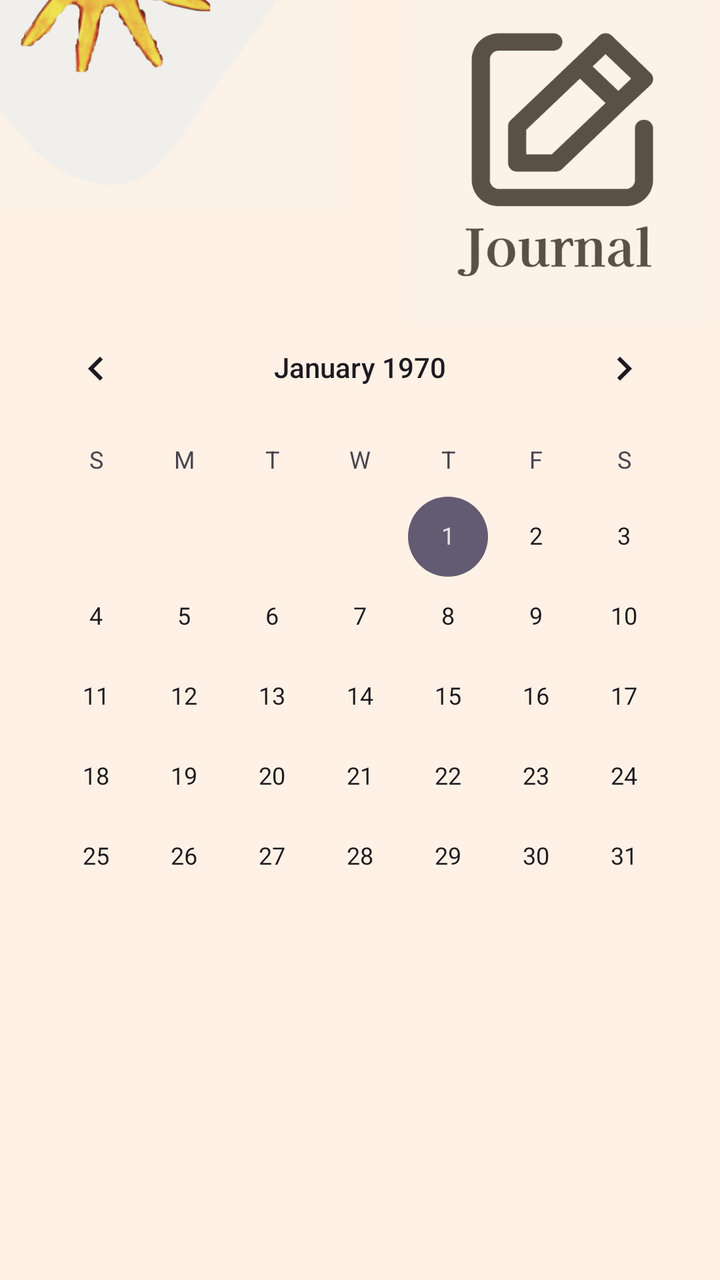
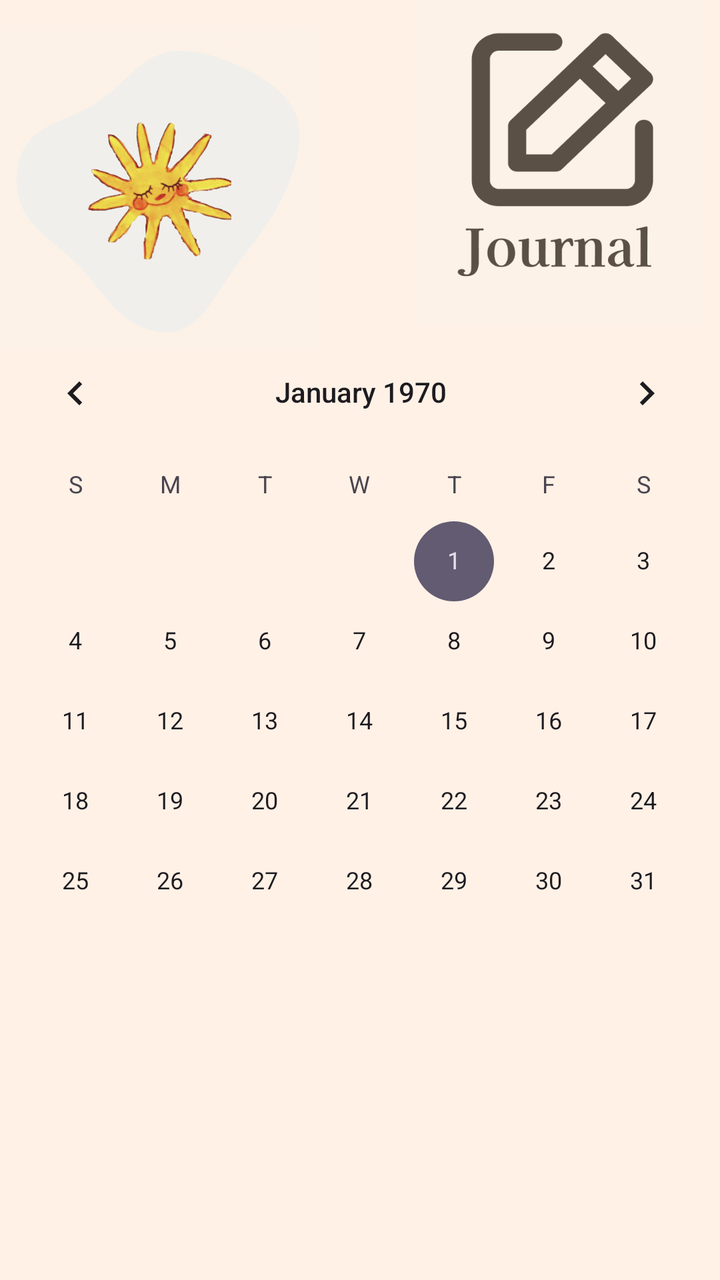

Compare the two renders of this Android layout. The source of the first and the diff that turns it into the second are given below.
<!-- AndroidManifest.xml: application theme Theme.Emotify -->
<!-- res/layout/activity_journal_calendar.xml -->
<?xml version="1.0" encoding="utf-8"?>
<androidx.constraintlayout.widget.ConstraintLayout xmlns:android="http://schemas.android.com/apk/res/android"
    xmlns:app="http://schemas.android.com/apk/res-auto"
    xmlns:tools="http://schemas.android.com/tools"
    android:id="@+id/main"
    android:layout_width="match_parent"
    android:layout_height="match_parent"
    android:background="#FFF1E6"
    tools:context=".View.journalCalendar">

    <ImageView
        android:id="@+id/imageView4"
        android:layout_width="246dp"
        android:layout_height="259dp"
        android:layout_marginEnd="256dp"
        android:layout_marginBottom="552dp"
        app:layout_constraintBottom_toBottomOf="parent"
        app:layout_constraintEnd_toEndOf="parent"
        app:layout_constraintHorizontal_bias="0.516"
        app:layout_constraintStart_toStartOf="parent"
        app:layout_constraintTop_toTopOf="parent"
        app:layout_constraintVertical_bias="0.875"
        app:srcCompat="@drawable/emotifylogo" />

    <CalendarView
        android:id="@+id/calendarView"
        android:layout_width="wrap_content"
        android:layout_height="wrap_content"
        app:layout_constraintBottom_toBottomOf="parent"
        app:layout_constraintEnd_toEndOf="parent"
        app:layout_constraintHorizontal_bias="0.491"
        app:layout_constraintStart_toStartOf="parent"
        app:layout_constraintTop_toTopOf="parent"
        app:layout_constraintVertical_bias="0.498" />

    <ImageView
        android:id="@+id/imageView5"
        android:layout_width="160dp"
        android:layout_height="163dp"
        app:layout_constraintBottom_toBottomOf="parent"
        app:layout_constraintEnd_toEndOf="parent"
        app:layout_constraintHorizontal_bias="1.0"
        app:layout_constraintStart_toStartOf="parent"
        app:layout_constraintTop_toTopOf="parent"
        app:layout_constraintVertical_bias="0.0"
        app:srcCompat="@drawable/journal" />
</androidx.constraintlayout.widget.ConstraintLayout>
<!-- resources referenced by this layout -->
<resources>
  <!-- drawable emotifylogo: png bitmap (drawable, 228464 bytes) -->
  <!-- drawable journal: png bitmap (drawable, 27413 bytes) -->
  <style name="Theme.Emotify" parent="Base.Theme.Emotify" />
  <style name="Base.Theme.Emotify" parent="Theme.Material3.DayNight.NoActionBar">
          
          
      </style>
</resources>

<!-- the commit's change to res/layout/activity_journal_calendar.xml (unified diff, before → after) -->
@@ -10,28 +10,27 @@
 
     <ImageView
         android:id="@+id/imageView4"
-        android:layout_width="246dp"
-        android:layout_height="259dp"
+        android:layout_width="160dp"
+        android:layout_height="187dp"
         android:layout_marginEnd="256dp"
         android:layout_marginBottom="552dp"
         app:layout_constraintBottom_toBottomOf="parent"
         app:layout_constraintEnd_toEndOf="parent"
-        app:layout_constraintHorizontal_bias="0.516"
+        app:layout_constraintHorizontal_bias="0.0"
         app:layout_constraintStart_toStartOf="parent"
         app:layout_constraintTop_toTopOf="parent"
-        app:layout_constraintVertical_bias="0.875"
+        app:layout_constraintVertical_bias="0.0"
         app:srcCompat="@drawable/emotifylogo" />
 
     <CalendarView
         android:id="@+id/calendarView"
-        android:layout_width="wrap_content"
-        android:layout_height="wrap_content"
+        android:layout_width="373dp"
+        android:layout_height="377dp"
         app:layout_constraintBottom_toBottomOf="parent"
         app:layout_constraintEnd_toEndOf="parent"
-        app:layout_constraintHorizontal_bias="0.491"
         app:layout_constraintStart_toStartOf="parent"
         app:layout_constraintTop_toTopOf="parent"
-        app:layout_constraintVertical_bias="0.498" />
+        app:layout_constraintVertical_bias="0.618" />
 
     <ImageView
         android:id="@+id/imageView5"
